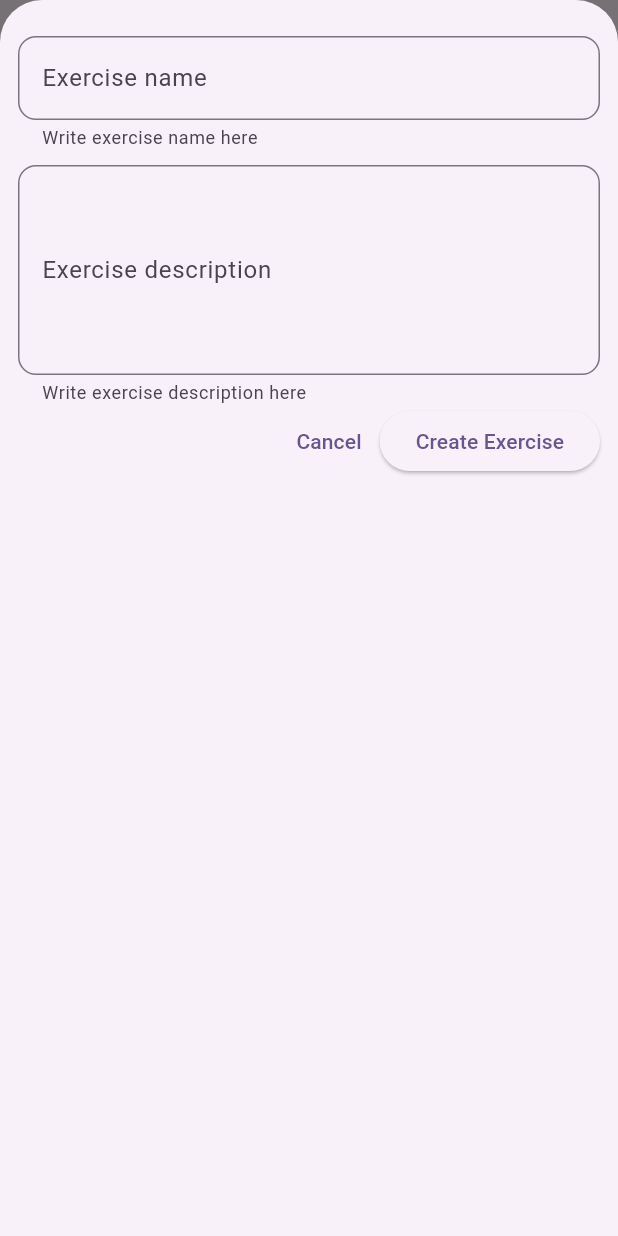
After one commit to stratosfloor/workout-app, a Flutter app: the screen it shows after launch, after a tap on the "add" icon, on a phone screen of 412 x 824 dp. The commit adds this screen. Run offline on Flutter 3.47's test engine with Material 2 defaults, Android fonts, the phone set to English and light mode, and no system bars; our stand-ins replace hive; accounts and stored records are empty.

Commit message:
Outsource add exercise modal to own widget

```diff
--- /dev/null
+++ b/workout_app/lib/views/exercise/exercise_add_modal.dart
@@ -0,0 +1,80 @@
+import 'package:flutter/material.dart';
+
+class ExerciseAddModal extends StatelessWidget {
+  ExerciseAddModal({super.key, req, required this.createExercise});
+
+  final void Function({
+    required String name,
+    required String description,
+  }) createExercise;
+  final _exerciseNameController = TextEditingController();
+  final _exerciseDescriptionController = TextEditingController();
+
+  @override
+  Widget build(BuildContext context) {
+    return SizedBox(
+      height: double.infinity,
+      width: double.infinity,
+      child: Column(
+        mainAxisAlignment: MainAxisAlignment.spaceBetween,
+        mainAxisSize: MainAxisSize.min,
+        children: <Widget>[
+          Padding(
+            padding: const EdgeInsets.symmetric(horizontal: 12, vertical: 24),
+            child: Column(
+              children: [
+                TextField(
+                  controller: _exerciseNameController,
+                  decoration: InputDecoration(
+                    labelText: 'Exercise name',
+                    helperText: 'Write exercise name here',
+                    border: OutlineInputBorder(
+                      borderRadius: BorderRadius.circular(12.0),
+                    ),
+                  ),
+                ),
+                const SizedBox(height: 10),
+                SizedBox(
+                  height: 160,
+                  width: double.infinity,
+                  child: TextField(
+                    controller: _exerciseDescriptionController,
+                    maxLines: null,
+                    expands: true,
+                    keyboardType: TextInputType.multiline,
+                    decoration: InputDecoration(
+                      labelText: 'Exercise description',
+                      helperText: 'Write exercise description here',
+                      border: OutlineInputBorder(
+                        borderRadius: BorderRadius.circular(12.0),
+                      ),
+                    ),
+                  ),
+                ),
+                Row(
+                  mainAxisAlignment: MainAxisAlignment.end,
+                  children: [
+                    TextButton(
+                        onPressed: () {
+                          Navigator.of(context).pop();
+                        },
+                        child: const Text('Cancel')),
+                    ElevatedButton(
+                      child: const Text('Create Exercise'),
+                      onPressed: () {
+                        createExercise(
+                            name: _exerciseNameController.text,
+                            description: _exerciseDescriptionController.text);
+                        Navigator.of(context).pop();
+                      },
+                    ),
+                  ],
+                ),
+              ],
+            ),
+          )
+        ],
+      ),
+    );
+  }
+}
```
Also changed, not shown: workout_app/lib/views/exercise/exercise_view.dart (+8 -82 lines).
